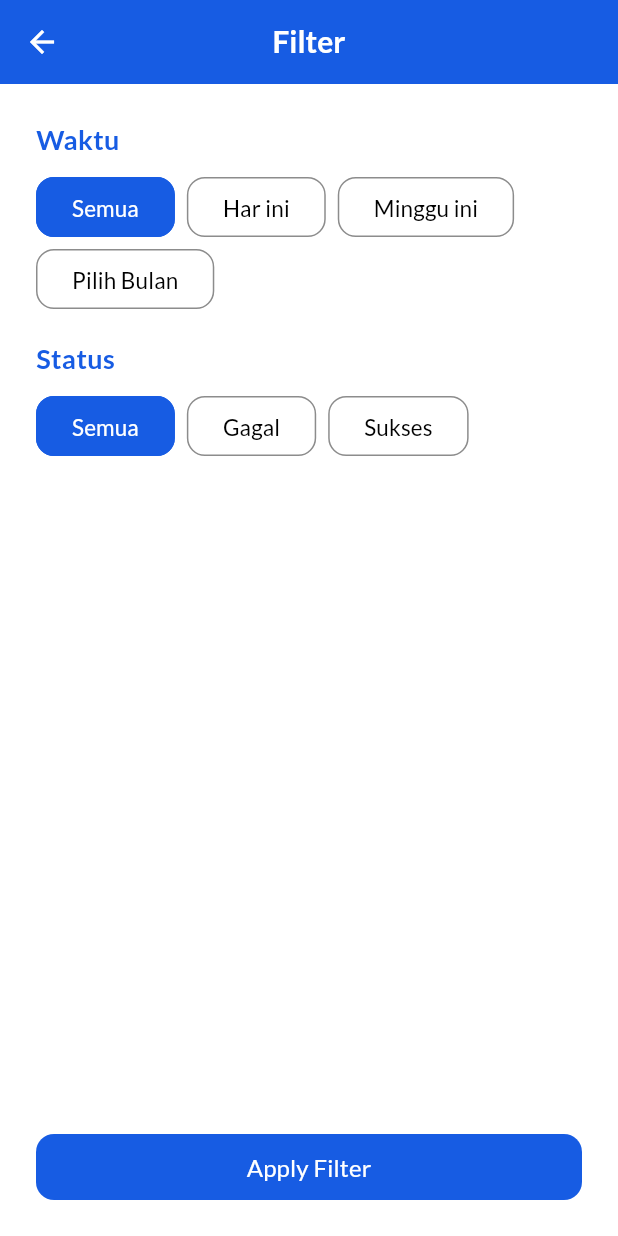
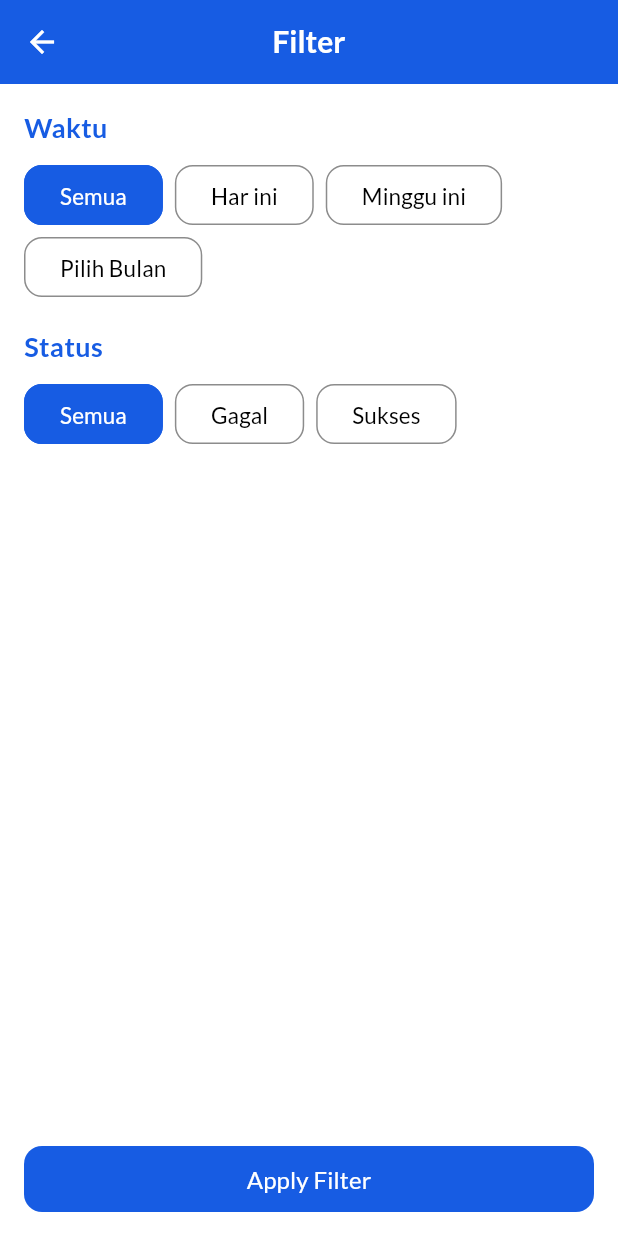
Before and after one commit to aurelwidyanti/swift_rides, a Flutter app: the HistoryFilterScreen screen opened directly, on a phone screen of 412 x 824 dp. Run offline on Flutter 3.47's test engine with Material 3 defaults, Android fonts, the phone set to English and light mode, and no system bars; our stand-ins replace form_field_validator, google_fonts, hugeicons, shared_preferences, syncfusion_flutter_datepicker; accounts and stored records are empty.

Commit message:
fix: Adjust padding in HistoryFilterScreen for better layout consistency

```diff
--- a/lib/views/history/history_filter_screen.dart
+++ b/lib/views/history/history_filter_screen.dart
@@ -49,7 +49,7 @@ class _HistoryFilterScreenState extends State<HistoryFilterScreen> {
           backgroundColor: Color.fromRGBO(23, 92, 227, 1),
           textColor: Colors.white),
       body: Padding(
-        padding: const EdgeInsets.fromLTRB(24, 24, 24, 24),
+        padding: const EdgeInsets.all(16),
         child: Column(
           crossAxisAlignment: CrossAxisAlignment.start,
           children: [
```
